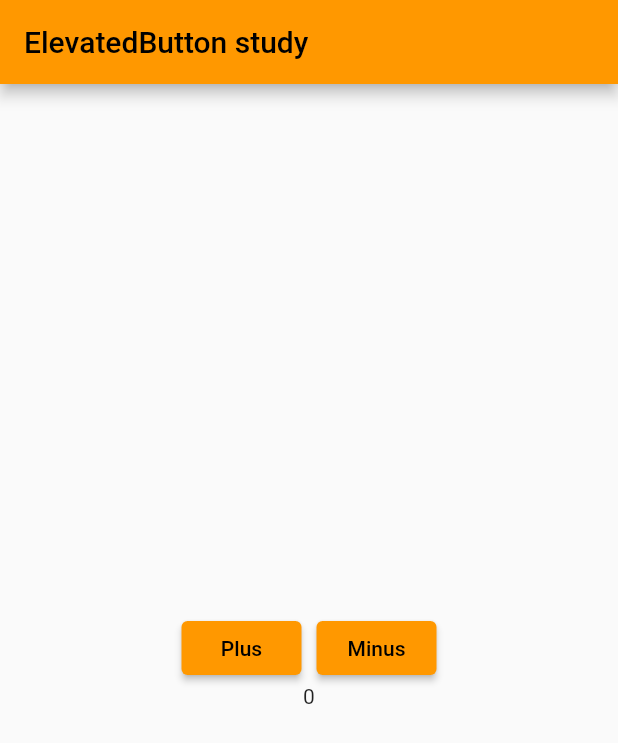
After one commit to SHT-3756/fastcampus_practice, a Flutter app: the screen it shows after launch, after a tap on "Plus", after a tap on "Minus", on a phone screen of 412 x 824 dp. The commit adds this screen. Shown: the top 743 px of the screen. Run offline on Flutter 3.47's test engine with Material 2 defaults, Android fonts, the phone set to English and light mode, and no system bars.

Commit message:
feat: statefulWidget.dart_상태관리(조건문적용) 및 스타일 적용

```diff
--- a/fastcamp_project/lib/main.dart
+++ b/fastcamp_project/lib/main.dart
@@ -2,6 +2,7 @@ import 'package:fastcamp_project/pages/alignSpacerExpanded/align.dart';
 import 'package:fastcamp_project/pages/alignSpacerExpanded/expanded.dart';
 import 'package:fastcamp_project/pages/alignSpacerExpanded/spacer.dart';
 import 'package:fastcamp_project/pages/buttonWidget/elevatedButton.dart';
+import 'package:fastcamp_project/pages/statefulWidget/statefulWidget.dart';
 import 'package:flutter/material.dart';
 import 'package:fastcamp_project/pages/home_page.dart';
 
@@ -20,7 +21,7 @@ class MyApp extends StatelessWidget {
       theme: ThemeData(
         primarySwatch: Colors.orange,
       ),
-      home: const ElevatedButtonPage(),
+      home: StatefulWidgetPage(),
     );
   }
 }
--- /dev/null
+++ b/fastcamp_project/lib/pages/statefulWidget/statefulWidget.dart
@@ -0,0 +1,56 @@
+import 'package:flutter/material.dart';
+
+class StatefulWidgetPage extends StatefulWidget {
+  StatefulWidgetPage({super.key});
+
+  @override
+  State<StatefulWidgetPage> createState() => _StatefulWidgetPageState();
+}
+
+class _StatefulWidgetPageState extends State<StatefulWidgetPage> {
+  int count = 0;
+
+  @override
+  Widget build(BuildContext context) {
+    return Scaffold(
+      appBar: AppBar(
+        title: const Text('ElevatedButton study'),
+      ),
+      body: Column(
+          mainAxisAlignment: MainAxisAlignment.center,
+          crossAxisAlignment: CrossAxisAlignment.center,
+          children: [
+            Row(
+              mainAxisAlignment: MainAxisAlignment.center,
+              children: [
+                Container(
+                  margin: const EdgeInsets.only(right: 5),
+                  width: 80,
+                  child: ElevatedButton(
+                      onPressed: () => setState(() {
+                            if (count > 9) {
+                              return;
+                            }
+                            count++;
+                          }),
+                      child: const Text('Plus')),
+                ),
+                Container(
+                  margin: const EdgeInsets.only(left: 5),
+                  width: 80,
+                  child: ElevatedButton(
+                      onPressed: () => setState(() {
+                            if (count < 1) {
+                              return;
+                            }
+                            count--;
+                          }),
+                      child: const Text('Minus')),
+                ),
+              ],
+            ),
+            Center(child: Text('$count')),
+          ]),
+    );
+  }
+}
```
